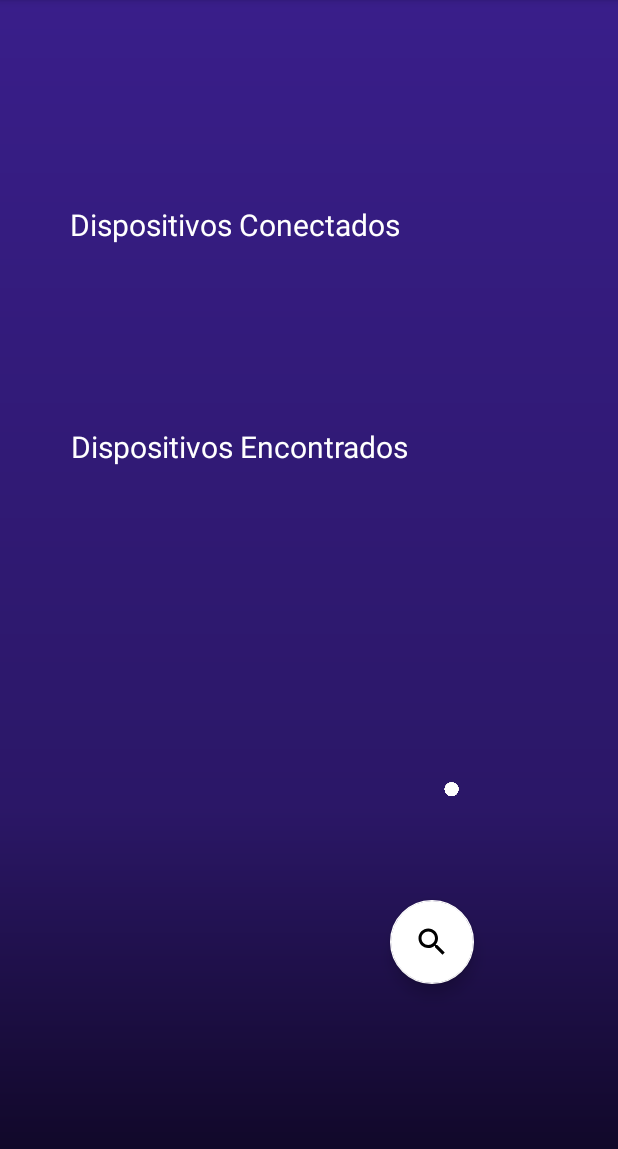
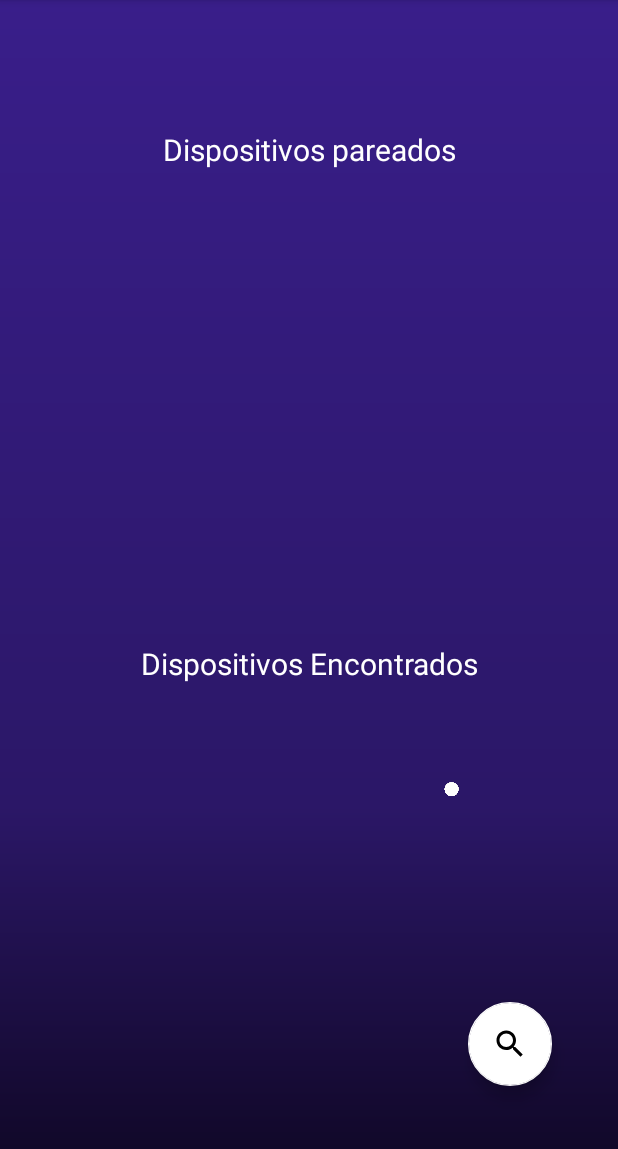
Before and after one commit to Adriano3ds/Spiru, an Android app: the BluetoothActivity screen opened directly, with no data from a screen before it, on a phone screen of 412 x 824 dp, the part 84-1233 px from its top. Run offline under Robolectric (Android 15) with nearby library versions, the phone set to English and light mode, and no system bars.

Commit message:
Add paired devices

```diff
--- a/app/src/main/java/ib2/spiru/BluetoothActivity.java
+++ b/app/src/main/java/ib2/spiru/BluetoothActivity.java
@@ -1,14 +1,107 @@
 package ib2.spiru;
 
 import androidx.appcompat.app.AppCompatActivity;
+import androidx.core.app.ActivityCompat;
 
+import android.Manifest;
+import android.annotation.SuppressLint;
+import android.app.Activity;
+import android.bluetooth.BluetoothAdapter;
+import android.bluetooth.BluetoothDevice;
+import android.content.BroadcastReceiver;
+import android.content.Context;
+import android.content.Intent;
+import android.content.IntentFilter;
+import android.content.pm.PackageManager;
 import android.os.Bundle;
+import android.util.Log;
+import android.view.View;
+import android.widget.ArrayAdapter;
+import android.widget.Button;
+import android.widget.ListView;
+import android.widget.Toast;
+
+import com.google.android.material.floatingactionbutton.FloatingActionButton;
+
+import java.util.ArrayList;
+import java.util.Set;
 
 public class BluetoothActivity extends AppCompatActivity {
+
+    com.google.android.material.floatingactionbutton.FloatingActionButton scanButton;
+    ListView scanListView;
+    ArrayList<String> stringArrayList = new ArrayList<String>();
+    ArrayAdapter<String> arrayAdapter;
+    BluetoothAdapter bluetoothAdapter = BluetoothAdapter.getDefaultAdapter();
 
     @Override
     protected void onCreate(Bundle savedInstanceState) {
         super.onCreate(savedInstanceState);
         setContentView(R.layout.activity_bluetooth);
+        scanButton = findViewById(R.id.scanButton);
+        scanListView = findViewById(R.id.scanLV);
+
+
+        IntentFilter filter = new IntentFilter(BluetoothDevice.ACTION_FOUND);
+        registerReceiver(receiver, filter);
+        arrayAdapter = new ArrayAdapter<String>(getApplicationContext(),
+                android.R.layout.simple_list_item_1, stringArrayList);
+        scanListView.setAdapter(arrayAdapter);
+
+        scanButton.setOnClickListener(new View.OnClickListener() {
+            @SuppressLint("MissingPermission")
+            @Override
+            public void onClick(View v) {
+                int requestCode = 1;
+                Intent discoverableIntent =
+                        new Intent(BluetoothAdapter.ACTION_REQUEST_DISCOVERABLE);
+                discoverableIntent.putExtra(BluetoothAdapter.EXTRA_DISCOVERABLE_DURATION, 300);
+                startActivityForResult(discoverableIntent, requestCode);
+                if (bluetoothAdapter == null) {
+                    Toast.makeText(getApplicationContext(), "Bluetooth Not Supported", Toast.LENGTH_SHORT).show();
+                } else {
+                    Set<BluetoothDevice> pairedDevices = bluetoothAdapter.getBondedDevices();
+                    if (pairedDevices.size() > 0) {
+                        for (BluetoothDevice device : pairedDevices) {
+                            String devicename = device.getName();
+                            stringArrayList.add(devicename);
+                            Log.d("Bluetooth ", devicename);
+                            arrayAdapter.notifyDataSetChanged();
+
+
+                        }
+                    }
+                }
+            }
+        });
+    }
+
+    private final BroadcastReceiver receiver = new BroadcastReceiver() {
+        public void onReceive(Context context, Intent intent) {
+            String action = intent.getAction();
+            if (BluetoothDevice.ACTION_FOUND.equals(action)) {
+                // Discovery has found a device. Get the BluetoothDevice
+                // object and its info from the Intent.
+                BluetoothDevice device = intent.getParcelableExtra(BluetoothDevice.EXTRA_DEVICE);
+                if (ActivityCompat.checkSelfPermission(BluetoothActivity.this,
+                        Manifest.permission.BLUETOOTH_CONNECT) != PackageManager.PERMISSION_GRANTED) {
+                    // TODO: Consider calling
+                    //    ActivityCompat#requestPermissions
+                    // here to request the missing permissions, and then overriding
+                    //   public void onRequestPermissionsResult(int requestCode, String[] permissions,
+                    //                                          int[] grantResults)
+                    // to handle the case where the user grants the permission. See the documentation
+                    // for ActivityCompat#requestPermissions for more details.
+                    return;
+                }
+                String deviceName = device.getName();
+                String deviceHardwareAddress = device.getAddress(); // MAC address
+            }
+        }
+    };
+    @Override
+    protected void onDestroy() {
+        super.onDestroy();
+        unregisterReceiver(receiver);
     }
 }
--- a/app/src/main/res/layout/activity_bluetooth.xml
+++ b/app/src/main/res/layout/activity_bluetooth.xml
@@ -1,9 +1,11 @@
 <?xml version="1.0" encoding="utf-8"?>
-<androidx.constraintlayout.widget.ConstraintLayout xmlns:android="http://schemas.android.com/apk/res/android"
+<LinearLayout xmlns:android="http://schemas.android.com/apk/res/android"
     xmlns:app="http://schemas.android.com/apk/res-auto"
     xmlns:tools="http://schemas.android.com/tools"
     android:layout_width="match_parent"
     android:layout_height="match_parent"
+    android:gravity="center_horizontal"
+    android:orientation="vertical"
     tools:context=".BluetoothActivity">
 
     <ib2.spiru.stars.StarsConstraintLayout
@@ -12,50 +14,61 @@
         tools:layout_editor_absoluteX="-120dp"
         tools:layout_editor_absoluteY="0dp">
 
-        <com.google.android.material.floatingactionbutton.FloatingActionButton
-            android:id="@+id/findButton"
-            android:layout_width="wrap_content"
+        <TextView
+            android:id="@+id/connectedBluetooth"
+            android:layout_width="match_parent"
             android:layout_height="wrap_content"
-            android:layout_marginStart="260dp"
-            android:layout_marginTop="536dp"
-            android:layout_marginEnd="32dp"
-            android:layout_marginBottom="48dp"
-            android:clickable="true"
-            app:backgroundTint="@color/white"
+            android:text="Dispositivos pareados"
+            android:textAlignment="center"
+            android:textColor="@color/white"
+            android:textSize="20sp"
             app:layout_constraintBottom_toBottomOf="parent"
             app:layout_constraintEnd_toEndOf="parent"
             app:layout_constraintHorizontal_bias="0.0"
             app:layout_constraintStart_toStartOf="parent"
             app:layout_constraintTop_toTopOf="parent"
-            app:srcCompat="@drawable/ic_baseline_search_24" />
+            app:layout_constraintVertical_bias="0.116" />
 
         <TextView
-            android:id="@+id/textView"
-            android:layout_width="wrap_content"
+            android:id="@+id/foundBluetooth"
+            android:layout_width="match_parent"
             android:layout_height="wrap_content"
-            android:text="Dispositivos Conectados"
+            android:layout_marginBottom="312dp"
+            android:text="Dispositivos Encontrados"
+            android:textAlignment="center"
             android:textColor="@color/white"
             android:textSize="20sp"
             app:layout_constraintBottom_toBottomOf="parent"
             app:layout_constraintEnd_toEndOf="parent"
-            app:layout_constraintHorizontal_bias="0.244"
-            app:layout_constraintStart_toStartOf="parent"
-            app:layout_constraintTop_toTopOf="parent"
-            app:layout_constraintVertical_bias="0.184" />
-
-        <TextView
-            android:id="@+id/textView3"
-            android:layout_width="wrap_content"
-            android:layout_height="wrap_content"
-            android:text="Dispositivos Encontrados"
-            android:textColor="@color/white"
-            android:textSize="20sp"
-            app:layout_constraintBottom_toBottomOf="parent"
-            app:layout_constraintEnd_toEndOf="parent"
-            app:layout_constraintHorizontal_bias="0.253"
+            app:layout_constraintHorizontal_bias="0.0"
             app:layout_constraintStart_toStartOf="parent"
             app:layout_constraintTop_toBottomOf="@+id/textView"
             app:layout_constraintVertical_bias="0.209" />
 
+        <ListView
+            android:id="@+id/scanLV"
+            android:layout_width="358dp"
+            android:layout_height="230dp"
+            android:layout_marginTop="16dp"
+            app:layout_constraintBottom_toBottomOf="parent"
+            app:layout_constraintEnd_toEndOf="parent"
+            app:layout_constraintHorizontal_bias="0.301"
+            app:layout_constraintStart_toStartOf="parent"
+            app:layout_constraintTop_toBottomOf="@+id/connectedBluetooth"
+            app:layout_constraintVertical_bias="0.0" />
+
+        <com.google.android.material.floatingactionbutton.FloatingActionButton
+            android:id="@+id/scanButton"
+            android:layout_width="wrap_content"
+            android:layout_height="wrap_content"
+            android:layout_marginBottom="44dp"
+            android:clickable="true"
+            app:backgroundTint="@color/white"
+            app:layout_constraintBottom_toBottomOf="parent"
+            app:layout_constraintEnd_toEndOf="parent"
+            app:layout_constraintHorizontal_bias="0.876"
+            app:layout_constraintStart_toStartOf="parent"
+            app:srcCompat="@drawable/ic_baseline_search_24" />
+
     </ib2.spiru.stars.StarsConstraintLayout>
-</androidx.constraintlayout.widget.ConstraintLayout>
+</LinearLayout>
--- a/app/src/main/res/values/strings.xml
+++ b/app/src/main/res/values/strings.xml
@@ -1,3 +1,5 @@
 <resources>
     <string name="app_name">Spiru</string>
+    <string name="ble_not_supported">Não deu</string>
+    <string name="bluetooth_not_supported">Não deu de novo</string>
 </resources>
```
Also changed, not shown: app/src/main/AndroidManifest.xml (+11 -0 lines).
